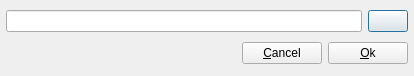
Above: src/Dialogs/stringdialog.ui from pasbi/CAN before the change. Below: the same form after it.
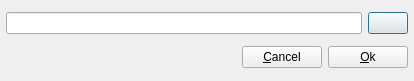
That is the form after the change. Icons and pictures are not drawn.

Commit message: improved string dialog

```diff
--- a/src/Dialogs/stringdialog.ui
+++ b/src/Dialogs/stringdialog.ui
@@ -7,7 +7,7 @@
     <x>0</x>
     <y>0</y>
     <width>414</width>
-    <height>76</height>
+    <height>81</height>
    </rect>
   </property>
   <property name="windowTitle">
```
Left out of the diff: 6 changed lines with no effect on the pictures. The commit also changes 1 other file.
